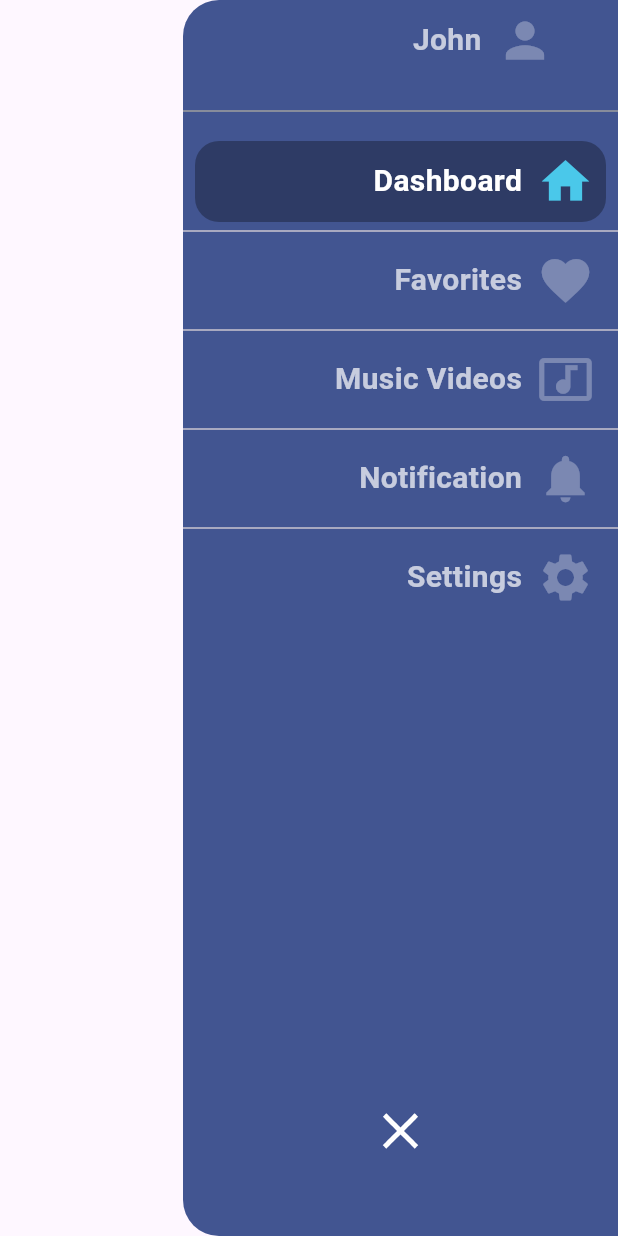
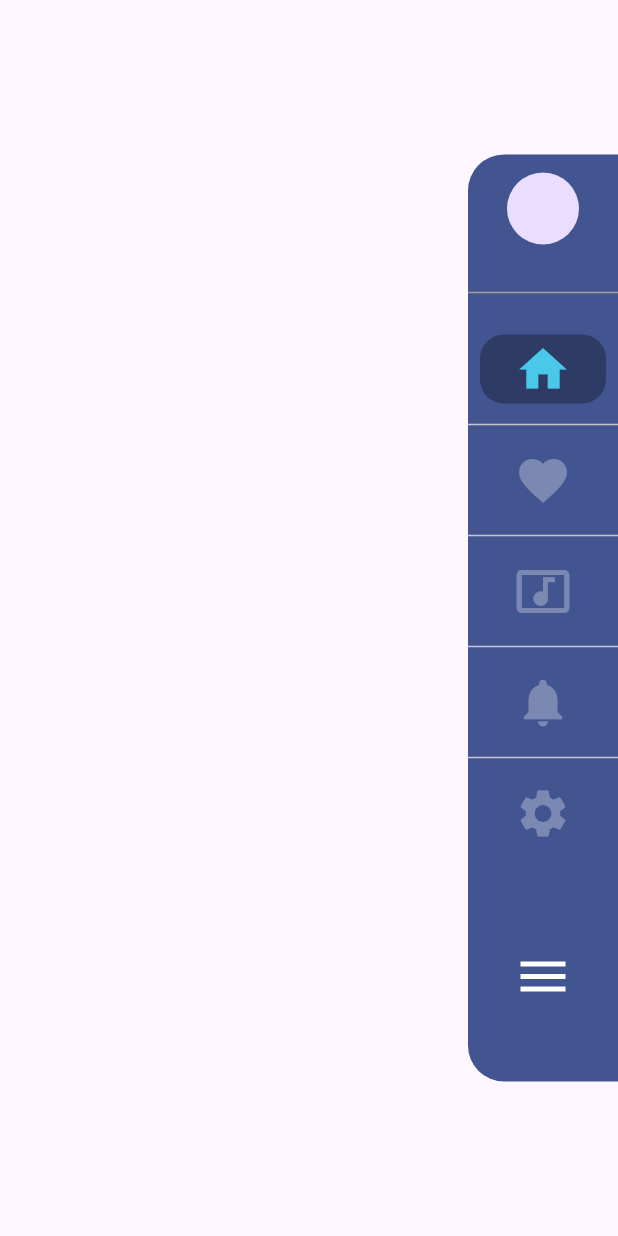
Before and after one commit to 0Ahmad0/sanad_app, a Flutter app: the HomeAdminScreen screen opened by its route, on a phone screen of 412 x 824 dp. Run offline on Flutter 3.47's test engine with Material 3 defaults, Android fonts, the phone set to English and light mode, and no system bars; our stand-ins replace animate_do, flutter_localization, flutter_screenutil, flutter_spinkit, get, get_storage and 1 more; accounts and stored records are empty; Roboto replaces fonts that are missing (Cairo).

Commit message:
finish Auth And start with Admin Pages

```diff
--- a/lib/admin/widgets/collapsing_drawer_widget.dart
+++ b/lib/admin/widgets/collapsing_drawer_widget.dart
@@ -1,6 +1,9 @@
-
+import 'package:flutter/cupertino.dart';
 import 'package:flutter/material.dart';
+import 'package:flutter/widgets.dart';
+import 'package:sanad_app/app/core/helper/sizer_media_query.dart';
 import 'package:sanad_app/app/core/utils/color_manager.dart';
+import 'package:sanad_app/app/core/utils/values_manager.dart';
 
 class CollapsingNavigationDrawer extends StatefulWidget {
   const CollapsingNavigationDrawer({super.key});
@@ -13,7 +16,7 @@ class CollapsingNavigationDrawer extends StatefulWidget {
 class _CollapsingNavigationDrawerState extends State<CollapsingNavigationDrawer>
     with SingleTickerProviderStateMixin {
   double maxWidth = 290.0;
-  double minWidth = 70.0;
+  double minWidth = 100.0;
   bool isCollpased = false;
   late AnimationController _animationController;
   late Animation<double> widthAnimation;
@@ -26,10 +29,10 @@ class _CollapsingNavigationDrawerState extends State<CollapsingNavigationDrawer>
   @override
   void initState() {
     super.initState();
-    _animationController =
-        AnimationController(vsync: this, duration: Duration(milliseconds: 500));
+    _animationController = AnimationController(
+        vsync: this, duration: const Duration(milliseconds: 500));
 
-    widthAnimation = Tween<double>(begin: maxWidth, end: minWidth)
+    widthAnimation = Tween<double>(begin: minWidth, end: maxWidth)
         .animate(_animationController);
   }
 
@@ -53,29 +56,28 @@ class _CollapsingNavigationDrawerState extends State<CollapsingNavigationDrawer>
     return Align(
       alignment: Alignment.centerRight,
       child: Container(
+        margin: EdgeInsets.symmetric(vertical: getHeight(context) / 8),
         width: widthAnimation.value,
-        decoration: BoxDecoration(
+        decoration: const BoxDecoration(
             color: ColorManager.primaryColor,
-            borderRadius: const BorderRadius.horizontal(left: Radius.circular(24))),
+            borderRadius: BorderRadius.horizontal(left: Radius.circular(24))),
         child: Column(
           children: <Widget>[
-
             CollapsingListTile(
                 onTap: () {},
                 isSelected: false,
+                image: '',
                 title: 'John',
                 icon: Icons.person,
                 animationController: _animationController),
-
-            Divider(
+            const Divider(
               color: Colors.grey,
               height: 40.0,
             ),
-
             Expanded(
               child: ListView.separated(
                 separatorBuilder: (context, counter) {
-                  return Divider(
+                  return const Divider(
                     height: 12.0,
                   );
                 },
@@ -94,12 +96,11 @@ class _CollapsingNavigationDrawerState extends State<CollapsingNavigationDrawer>
                 itemCount: navigationItem.length,
               ),
             ),
-
             InkWell(
                 onTap: () {
                   setState(() {
                     isCollpased = !isCollpased;
-                    isCollpased
+                    !isCollpased
                         ? _animationController.forward()
                         : _animationController.reverse();
                   });
@@ -110,12 +111,12 @@ class _CollapsingNavigationDrawerState extends State<CollapsingNavigationDrawer>
                 /// ---------------------------
 
                 child: AnimatedIcon(
-                  icon: AnimatedIcons.close_menu,
+                  icon: AnimatedIcons.menu_close,
                   progress: _animationController,
                   color: Colors.white,
                   size: 40.0,
                 )),
-            SizedBox(
+            const SizedBox(
               height: 50.0,
             ),
           ],
@@ -135,14 +136,17 @@ class CollapsingListTile extends StatefulWidget {
   final AnimationController animationController;
   final bool isSelected;
   final Function() onTap;
-  Color selectedColor = Color(0xFF4AC8EA);
+  final String? image;
+  Color selectedColor = const Color(0xFF4AC8EA);
 
-  CollapsingListTile(
-      {required this.title,
-      required this.icon,
-      required this.animationController,
-      required this.isSelected,
-      required this.onTap});
+  CollapsingListTile({super.key,
+    required this.title,
+    required this.icon,
+    required this.animationController,
+    required this.isSelected,
+    required this.onTap,
+    this.image,
+  });
 
   @override
   _CollapsingListTileState createState() => _CollapsingListTileState();
@@ -160,9 +164,9 @@ class _CollapsingListTileState extends State<CollapsingListTile> {
   @override
   void initState() {
     super.initState();
-    widthAnimation = Tween<double>(begin: maxWidth, end: minWidth)
+    widthAnimation = Tween<double>(begin: minWidth, end: maxWidth)
         .animate(widget.animationController);
-    sizedBoxAnimation = Tween<double>(begin: 10.0, end: 0.0)
+    sizedBoxAnimation = Tween<double>(begin: 0.0, end: 10.0)
         .animate(widget.animationController);
   }
 
@@ -175,21 +179,26 @@ class _CollapsingListTileState extends State<CollapsingListTile> {
     return InkWell(
       onTap: widget.onTap,
       child: Container(
-        decoration: new BoxDecoration(
-          borderRadius: BorderRadius.all(Radius.circular(16.0)),
+        alignment: Alignment.center,
+        decoration: BoxDecoration(
+          borderRadius: const BorderRadius.all(Radius.circular(16.0)),
           color: widget.isSelected
               ? Colors.transparent.withOpacity(0.3)
               : Colors.transparent,
         ),
         width: widthAnimation.value,
-        margin: const EdgeInsets.symmetric(horizontal: 8.0),
-        padding: const EdgeInsets.symmetric(horizontal: 8.0, vertical: 8.0),
-        child: new Row(
+        margin: const EdgeInsets.symmetric(horizontal: AppMargin.m8,vertical: AppMargin.m8),
+        padding: const EdgeInsets.symmetric( vertical: AppPadding.p4),
+        child: Row(
+          crossAxisAlignment: CrossAxisAlignment.center,
+          mainAxisAlignment: (widthAnimation.value >= 220)?MainAxisAlignment.start:MainAxisAlignment.center,
           children: <Widget>[
-            Icon(
+            widget.image == null ?Icon(
               widget.icon,
               color: widget.isSelected ? selectedColor : Colors.white30,
               size: 38.0,
+            ) : CircleAvatar(
+              radius: 24,
             ),
             SizedBox(
               width: sizedBoxAnimation.value,
@@ -197,11 +206,11 @@ class _CollapsingListTileState extends State<CollapsingListTile> {
             (widthAnimation.value >= 220)
                 ? Text(
                     widget.title,
-                    style: widget.isSelected
+                    style: !widget.isSelected
                         ? listTileSelectedStyle
                         : listTileDefaultStyle,
                   )
-                : Container()
+                : const SizedBox.shrink()
           ],
         ),
       ),
@@ -236,10 +245,10 @@ List<NavigationItem> navigationItem = [
 ///  Some extras styling and colors.
 /// ---------------------------
 
-TextStyle listTileDefaultStyle = TextStyle(
+TextStyle listTileDefaultStyle = const TextStyle(
     color: Colors.white70, fontSize: 20.0, fontWeight: FontWeight.w600);
-TextStyle listTileSelectedStyle =
-    TextStyle(color: Colors.white, fontSize: 20.0, fontWeight: FontWeight.w600);
+TextStyle listTileSelectedStyle = const TextStyle(
+    color: Colors.white, fontSize: 20.0, fontWeight: FontWeight.w600);
 
-Color selectedColor = Color(0xFF4AC8EA);
-Color drawerBackgroundColor = Color(0xFF272D34);
+Color selectedColor = const Color(0xFF4AC8EA);
+Color drawerBackgroundColor = const Color(0xFF272D34);
```
